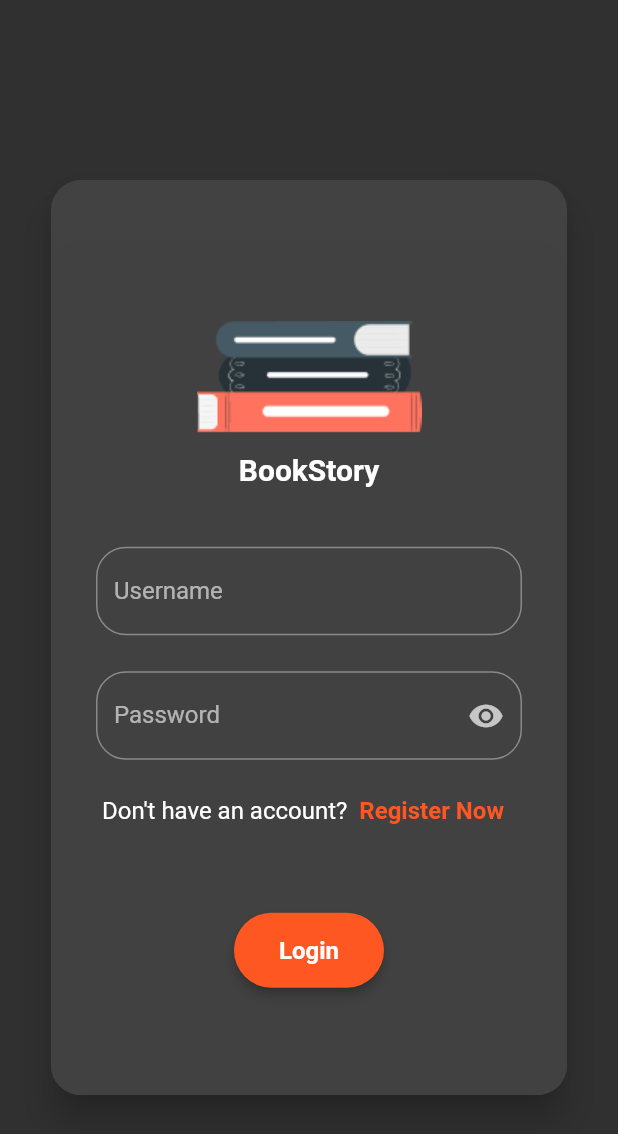
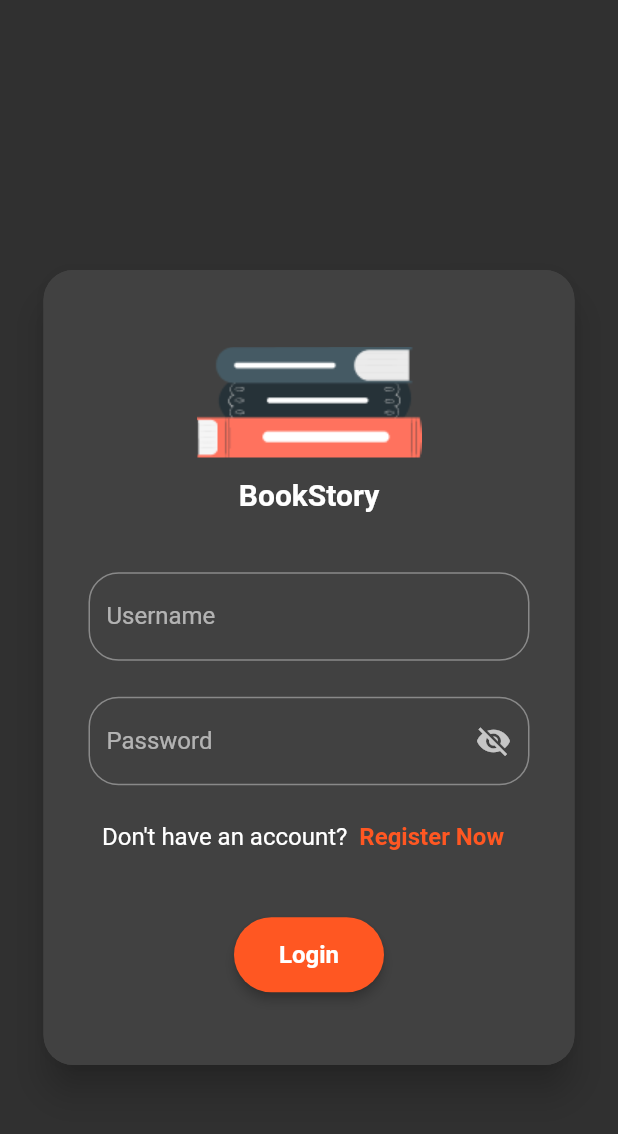
Before and after one commit to ThessaM/DailyBooks, a Flutter app: the screen it shows after launch, on a phone screen of 412 x 824 dp. Shown: the top 1134 px of the screen. Run offline on Flutter 3.47's test engine with Material 2 defaults, Android fonts, the light colour scheme and no system bars; drawn by our look-alikes of animated_background; our stand-ins replace badges, flip_card, image_picker, shared_preferences, sqflite; missing offline and left inert: image_picker_for_web, shared_preferences_web; accounts and stored records are empty.

Commit message:
Update LoginPage

```diff
--- a/project_mcc_lec/lib/class/animate_back.dart
+++ b/project_mcc_lec/lib/class/animate_back.dart
@@ -24,11 +24,11 @@ class _AnimatedBackgroundCustomState extends State<AnimatedBackgroundCustom> wit
     // opacityChangeRate: 10,
     // minOpacity: 0.1,
     // maxOpacity: 0.4,
-    spawnMinSpeed: 50,
-    spawnMaxSpeed: 100,
+    spawnMinSpeed: 30,
+    spawnMaxSpeed: 80,
     spawnMinRadius: 20,
-    spawnMaxRadius: 70,
-    particleCount: 10,
+    spawnMaxRadius: 60,
+    particleCount: 12,
   );
 
   var particlePaint = Paint()
--- a/project_mcc_lec/lib/page/loginpage.dart
+++ b/project_mcc_lec/lib/page/loginpage.dart
@@ -27,7 +27,12 @@ class LoginPage extends StatelessWidget {
               height: 850,
               child: AnimatedBackgroundCustom()
             ),
-            LoginPageCard()
+            Column(
+              children: [
+                SizedBox(height: 40,),
+                LoginPageCard(),
+              ],
+            )
           ],
         ),
       ),
@@ -48,20 +53,18 @@ class _LoginPageCardState extends State<LoginPageCard> {
   final usernameController = TextEditingController();
   final passwordController = TextEditingController();
 
-  bool _isObscure = false;
+  bool _isObscure = true;
 
   @override
   Widget build(BuildContext context) {
     return Padding(
-      padding: const EdgeInsets.all(30),
+      padding: const EdgeInsets.all(25),
       child: Card(
         elevation: 10,
         shape: RoundedRectangleBorder(borderRadius: BorderRadius.circular(20)),
-        child: Column(
-          children: [
-            SizedBox(height: 40,),
+        child:
         Container(
-              height: 570,
+          height: 530,
           decoration: BoxDecoration(
             color: Color.fromARGB(255, 65, 65, 65),
             borderRadius: BorderRadius.circular(20)
@@ -154,7 +157,7 @@ class _LoginPageCardState extends State<LoginPageCard> {
               ),
 
               SizedBox( // spacing
-                    height: 44,
+                height: 30,
               ),
 
               ElevatedButton( // login button
@@ -241,13 +244,11 @@ class _LoginPageCardState extends State<LoginPageCard> {
               //   ),
               // ),
 
-                  SizedBox( // spacing
-                    height: 20,
-                  ),
+              // SizedBox( // spacing
+              //   height: 20,
+              // ),
             ]
           ),
-            ),
-          ],
         ),
       ),
     );
```
Also changed, not shown: 4 other files. Lines whose indentation alone changed are shown as unchanged.
